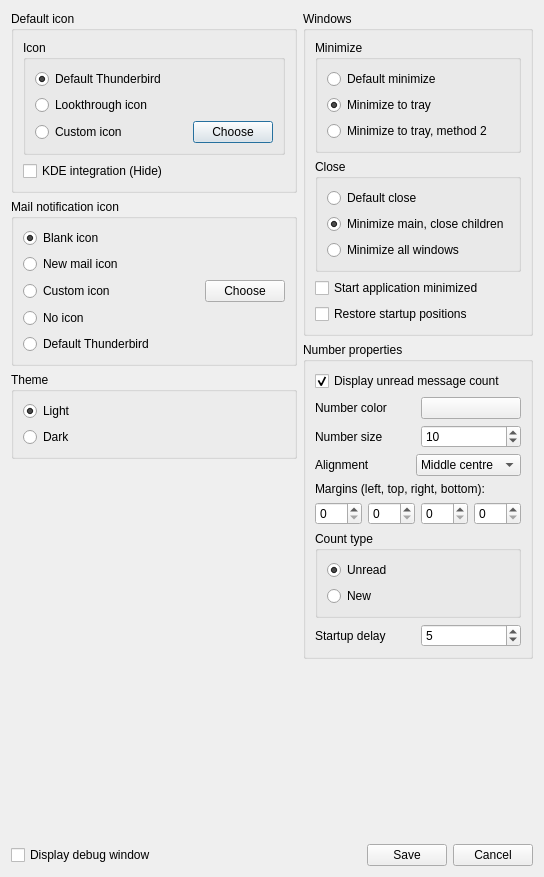
Ximi1970/systray-x, file app/SysTray-X/SysTray-X-app/preferences.ui: the form before one commit.
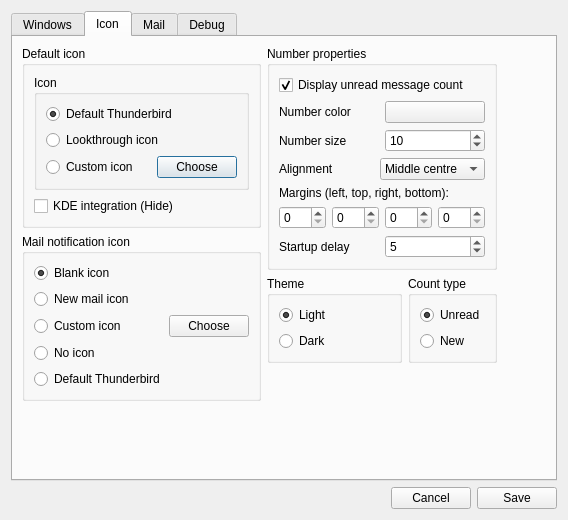
The form after the commit. The open tabs and pages were chosen to show the change. Icons and pictures are not drawn.

Commit message: Refactor preference dialog

```diff
--- a/app/SysTray-X/SysTray-X-app/preferences.ui
+++ b/app/SysTray-X/SysTray-X-app/preferences.ui
@@ -6,8 +6,8 @@
    <rect>
     <x>0</x>
     <y>0</y>
-    <width>544</width>
-    <height>877</height>
+    <width>568</width>
+    <height>520</height>
    </rect>
   </property>
   <property name="windowTitle">
@@ -17,319 +17,19 @@
    <iconset resource="SysTray-X.qrc">
     <normaloff>:/files/icons/SysTray-X.png</normaloff>:/files/icons/SysTray-X.png</iconset>
   </property>
-  <layout class="QGridLayout" name="gridLayout">
+  <layout class="QGridLayout" name="gridLayout_9">
    <item row="0" column="0">
-    <layout class="QVBoxLayout" name="verticalLayout_2">
-     <item>
-      <widget class="QGroupBox" name="defaultIconGroupBox">
-       <property name="title">
-        <string>Default icon</string>
-       </property>
-       <layout class="QVBoxLayout" name="verticalLayout_13">
-        <item>
-         <widget class="QGroupBox" name="iconGroupBox">
-          <property name="title">
-           <string>Icon</string>
-          </property>
-          <layout class="QVBoxLayout" name="verticalLayout_12">
-           <item>
-            <layout class="QVBoxLayout" name="verticalLayout_9">
-             <item>
-              <widget class="QRadioButton" name="defaultIconRadioButton">
-               <property name="text">
-                <string>Default Thunderbird</string>
-               </property>
-               <property name="checked">
-                <bool>true</bool>
-               </property>
-               <attribute name="buttonGroup">
-                <string notr="true">defaultIconTypeGroup</string>
-               </attribute>
-              </widget>
-             </item>
-             <item>
-              <widget class="QRadioButton" name="lookThroughDefaultIconRadioButton">
-               <property name="text">
-                <string>Lookthrough icon</string>
-               </property>
-               <attribute name="buttonGroup">
-                <string notr="true">defaultIconTypeGroup</string>
-               </attribute>
-              </widget>
-             </item>
-             <item>
-              <layout class="QHBoxLayout" name="horizontalLayout_4">
-               <item>
-                <widget class="QRadioButton" name="customDefaultIconRadioButton">
-                 <property name="text">
-                  <string>Custom icon</string>
-                 </property>
-                 <attribute name="buttonGroup">
-                  <string notr="true">defaultIconTypeGroup</string>
-                 </attribute>
-                </widget>
-               </item>
-               <item>
-                <widget class="QLabel" name="defaultImageLabel">
-                 <property name="text">
-                  <string/>
-                 </property>
-                </widget>
-               </item>
-               <item>
-                <widget class="QPushButton" name="chooseCustomDefaultIconButton">
-                 <property name="text">
-                  <string>Choose</string>
-                 </property>
-                 <property name="flat">
-                  <bool>false</bool>
-                 </property>
-                </widget>
-               </item>
-              </layout>
-             </item>
-            </layout>
-           </item>
-          </layout>
-         </widget>
-        </item>
-        <item>
-         <widget class="QCheckBox" name="hideDefaultIconCheckBox">
-          <property name="text">
-           <string>KDE integration (Hide)</string>
-          </property>
-          <property name="checked">
-           <bool>false</bool>
-          </property>
-         </widget>
-        </item>
-       </layout>
-      </widget>
-     </item>
-     <item>
-      <widget class="QGroupBox" name="iconTypeGroupBox">
-       <property name="title">
-        <string>Mail notification icon</string>
-       </property>
-       <layout class="QVBoxLayout" name="verticalLayout">
-        <item>
-         <layout class="QHBoxLayout" name="horizontalLayout_3">
-          <property name="sizeConstraint">
-           <enum>QLayout::SetFixedSize</enum>
-          </property>
-          <item>
-           <widget class="QRadioButton" name="blankRadioButton">
-            <property name="text">
-             <string>Blank icon</string>
-            </property>
-            <property name="checked">
-             <bool>true</bool>
-            </property>
-            <attribute name="buttonGroup">
-             <string notr="true">iconTypeGroup</string>
-            </attribute>
-           </widget>
-          </item>
-          <item>
-           <spacer name="horizontalSpacer_2">
-            <property name="orientation">
-             <enum>Qt::Horizontal</enum>
-            </property>
-            <property name="sizeHint" stdset="0">
-             <size>
-              <width>40</width>
-              <height>20</height>
-             </size>
-            </property>
-           </spacer>
-          </item>
-         </layout>
-        </item>
-        <item>
-         <layout class="QHBoxLayout" name="horizontalLayout_2">
-          <property name="sizeConstraint">
-           <enum>QLayout::SetFixedSize</enum>
-          </property>
-          <item>
-           <widget class="QRadioButton" name="newMailButton">
-            <property name="text">
-             <string>New mail icon</string>
-            </property>
-            <attribute name="buttonGroup">
-             <string notr="true">iconTypeGroup</string>
-            </attribute>
-           </widget>
-          </item>
-          <item>
-           <spacer name="horizontalSpacer">
-            <property name="orientation">
-             <enum>Qt::Horizontal</enum>
-            </property>
-            <property name="sizeHint" stdset="0">
-             <size>
-              <width>40</width>
-              <height>20</height>
-             </size>
-            </property>
-           </spacer>
-          </item>
-         </layout>
-        </item>
-        <item>
-         <layout class="QHBoxLayout" name="horizontalLayout">
-          <property name="sizeConstraint">
-           <enum>QLayout::SetMaximumSize</enum>
-          </property>
-          <item>
-           <widget class="QRadioButton" name="customRadioButton">
-            <property name="text">
-             <string>Custom icon</string>
-            </property>
-            <attribute name="buttonGroup">
-             <string notr="true">iconTypeGroup</string>
-            </attribute>
-           </widget>
-          </item>
-          <item>
-           <widget class="QLabel" name="imageLabel">
-            <property name="text">
-             <string/>
-            </property>
-           </widget>
-          </item>
-          <item>
-           <widget class="QPushButton" name="chooseCustomButton">
-            <property name="text">
-             <string>Choose</string>
-            </property>
-            <property name="flat">
-             <bool>false</bool>
-            </property>
-           </widget>
-          </item>
-         </layout>
-        </item>
-        <item>
-         <layout class="QHBoxLayout" name="horizontalLayout_8">
-          <item>
-           <widget class="QRadioButton" name="noIconRadioButton">
-            <property name="text">
-             <string>No icon</string>
-            </property>
-            <attribute name="buttonGroup">
-             <string notr="true">iconTypeGroup</string>
-            </attribute>
-           </widget>
-          </item>
-          <item>
-           <spacer name="horizontalSpacer_3">
-            <property name="orientation">
-             <enum>Qt::Horizontal</enum>
-            </property>
-            <property name="sizeHint" stdset="0">
-             <size>
-              <width>40</width>
-              <height>20</height>
-             </size>
-            </property>
-           </spacer>
-          </item>
-         </layout>
-        </item>
-        <item>
-         <layout class="QHBoxLayout" name="horizontalLayout_11">
-          <item>
-           <widget class="QRadioButton" name="tbIconRadioButton">
-            <property name="text">
-             <string>Default Thunderbird</string>
-            </property>
-            <attribute name="buttonGroup">
-             <string notr="true">iconTypeGroup</string>
-            </attribute>
-           </widget>
-          </item>
-          <item>
-           <spacer name="horizontalSpacer_5">
-            <property name="orientation">
-             <enum>Qt::Horizontal</enum>
-            </property>
-            <property name="sizeHint" stdset="0">
-             <size>
-              <width>40</width>
-              <height>20</height>
-             </size>
-            </property>
-           </spacer>
-          </item>
-         </layout>
-        </item>
-       </layout>
-      </widget>
-     </item>
-     <item>
-      <widget class="QGroupBox" name="themeGroupBox">
-       <property name="title">
-        <string>Theme</string>
-       </property>
-       <layout class="QVBoxLayout" name="verticalLayout_18">
-        <item>
-         <layout class="QVBoxLayout" name="verticalLayout_15">
-          <item>
-           <widget class="QRadioButton" name="lightRadioButton">
-            <property name="text">
-             <string>Light</string>
-            </property>
-            <property name="checked">
-             <bool>true</bool>
-            </property>
-            <attribute name="buttonGroup">
-             <string notr="true">themeGroup</string>
-            </attribute>
-           </widget>
-          </item>
-          <item>
-           <widget class="QRadioButton" name="darkRadioButton">
-            <property name="text">
-             <string>Dark</string>
-            </property>
-            <property name="checked">
-             <bool>false</bool>
-            </property>
-            <attribute name="buttonGroup">
-             <string notr="true">themeGroup</string>
-            </attribute>
-           </widget>
-          </item>
-         </layout>
-        </item>
-       </layout>
-      </widget>
-     </item>
-     <item>
-      <spacer name="verticalSpacer">
-       <property name="orientation">
-        <enum>Qt::Vertical</enum>
-       </property>
-       <property name="sizeHint" stdset="0">
-        <size>
-         <width>20</width>
-         <height>78</height>
-        </size>
-       </property>
-      </spacer>
-     </item>
-    </layout>
-   </item>
-   <item row="0" column="1">
-    <layout class="QVBoxLayout" name="verticalLayout_14">
-     <item>
-      <widget class="QGroupBox" name="groupBox">
-       <property name="title">
+    <widget class="QTabWidget" name="tabWidget">
+     <property name="currentIndex">
+      <number>2</number>
+     </property>
+     <widget class="QWidget" name="tabWindows">
+      <attribute name="title">
         <string>Windows</string>
-       </property>
-       <layout class="QVBoxLayout" name="verticalLayout_11">
-        <item>
-         <layout class="QVBoxLayout" name="verticalLayout_10">
+      </attribute>
+      <layout class="QGridLayout" name="gridLayout_5">
+       <item row="0" column="0">
+        <layout class="QVBoxLayout" name="verticalLayout_20">
           <item>
            <widget class="QGroupBox" name="groupBox_4">
             <property name="title">
@@ -448,18 +148,134 @@
           </item>
          </layout>
         </item>
-       </layout>
-      </widget>
+       <item row="0" column="1">
+        <spacer name="horizontalSpacer_9">
+         <property name="orientation">
+          <enum>Qt::Horizontal</enum>
+         </property>
+         <property name="sizeHint" stdset="0">
+          <size>
+           <width>296</width>
+           <height>20</height>
+          </size>
+         </property>
+        </spacer>
+       </item>
+       <item row="1" column="0">
+        <spacer name="verticalSpacer_6">
+         <property name="orientation">
+          <enum>Qt::Vertical</enum>
+         </property>
+         <property name="sizeHint" stdset="0">
+          <size>
+           <width>20</width>
+           <height>198</height>
+          </size>
+         </property>
+        </spacer>
+       </item>
+      </layout>
+     </widget>
+     <widget class="QWidget" name="tabIcon">
+      <attribute name="title">
+       <string>Icon</string>
+      </attribute>
+      <layout class="QGridLayout" name="gridLayout_8">
+       <item row="0" column="0">
+        <widget class="QGroupBox" name="defaultIconGroupBox">
+         <property name="title">
+          <string>Default icon</string>
+         </property>
+         <layout class="QVBoxLayout" name="verticalLayout_13">
+          <item>
+           <widget class="QGroupBox" name="iconGroupBox">
+            <property name="title">
+             <string>Icon</string>
+            </property>
+            <layout class="QVBoxLayout" name="verticalLayout_12">
+             <item>
+              <layout class="QVBoxLayout" name="verticalLayout_9">
+               <item>
+                <widget class="QRadioButton" name="defaultIconRadioButton">
+                 <property name="text">
+                  <string>Default Thunderbird</string>
+                 </property>
+                 <property name="checked">
+                  <bool>true</bool>
+                 </property>
+                 <attribute name="buttonGroup">
+                  <string notr="true">defaultIconTypeGroup</string>
+                 </attribute>
+                </widget>
      </item>
      <item>
+                <widget class="QRadioButton" name="lookThroughDefaultIconRadioButton">
+                 <property name="text">
+                  <string>Lookthrough icon</string>
+                 </property>
+                 <attribute name="buttonGroup">
+                  <string notr="true">defaultIconTypeGroup</string>
+                 </attribute>
+                </widget>
+               </item>
+               <item>
+                <layout class="QHBoxLayout" name="horizontalLayout_4">
+                 <item>
+                  <widget class="QRadioButton" name="customDefaultIconRadioButton">
+                   <property name="text">
+                    <string>Custom icon</string>
+                   </property>
+                   <attribute name="buttonGroup">
+                    <string notr="true">defaultIconTypeGroup</string>
+                   </attribute>
+                  </widget>
+                 </item>
+                 <item>
+                  <widget class="QLabel" name="defaultImageLabel">
+                   <property name="text">
+                    <string/>
+                   </property>
+                  </widget>
+                 </item>
+                 <item>
+                  <widget class="QPushButton" name="chooseCustomDefaultIconButton">
+                   <property name="text">
+                    <string>Choose</string>
+                   </property>
+                   <property name="flat">
+                    <bool>false</bool>
+                   </property>
+                  </widget>
+                 </item>
+                </layout>
+               </item>
+              </layout>
+             </item>
+            </layout>
+           </widget>
+          </item>
+          <item>
+           <widget class="QCheckBox" name="hideDefaultIconCheckBox">
+            <property name="text">
+             <string>KDE integration (Hide)</string>
+            </property>
+            <property name="checked">
+             <bool>false</bool>
+            </property>
+           </widget>
+          </item>
+         </layout>
+        </widget>
+       </item>
+       <item row="0" column="1" rowspan="3">
+        <layout class="QGridLayout" name="gridLayout_7">
+         <item row="0" column="0" colspan="3">
       <widget class="QGroupBox" name="groupBox_3">
        <property name="title">
         <string>Number properties</string>
        </property>
-       <layout class="QVBoxLayout" name="verticalLayout_8">
-        <item>
-         <layout class="QVBoxLayout" name="verticalLayout_7">
-          <item>
+           <layout class="QGridLayout" name="gridLayout_6">
+            <item row="0" column="0">
            <widget class="QCheckBox" name="showNumberCheckBox">
             <property name="text">
              <string>Display unread message count</string>
@@ -469,8 +285,10 @@
             </property>
            </widget>
           </item>
+            <item row="1" column="0">
+             <layout class="QVBoxLayout" name="verticalLayout_2">
           <item>
-           <layout class="QHBoxLayout" name="horizontalLayout_6">
+               <layout class="QHBoxLayout" name="horizontalLayoutNumColor">
             <item>
              <widget class="QLabel" name="label">
               <property name="text">
@@ -491,7 +309,7 @@
            </layout>
           </item>
           <item>
-           <layout class="QHBoxLayout" name="horizontalLayout_5">
+               <layout class="QHBoxLayout" name="horizontalLayoutNumSize">
             <item>
              <widget class="QLabel" name="label_2">
               <property name="text">
@@ -515,7 +333,7 @@
            </layout>
           </item>
           <item>
-           <layout class="QHBoxLayout" name="horizontalLayout_9">
+               <layout class="QHBoxLayout" name="horizontalLayoutAlignment">
             <item>
              <widget class="QLabel" name="numberAlignmentLabel">
               <property name="text">
@@ -577,6 +395,10 @@
             </item>
            </layout>
           </item>
+             </layout>
+            </item>
+            <item row="2" column="0">
+             <layout class="QVBoxLayout" name="verticalLayout_8">
           <item>
            <widget class="QLabel" name="numberMarginsLabel">
             <property name="text">
@@ -616,15 +438,44 @@
             </item>
            </layout>
           </item>
+             </layout>
+            </item>
+            <item row="3" column="0">
+             <layout class="QHBoxLayout" name="horizontalLayout_6">
           <item>
+               <widget class="QLabel" name="label_3">
+                <property name="text">
+                 <string>Startup delay</string>
+                </property>
+               </widget>
+              </item>
+              <item>
+               <widget class="QSpinBox" name="startupDelaySpinBox">
+                <property name="minimum">
+                 <number>0</number>
+                </property>
+                <property name="maximum">
+                 <number>99</number>
+                </property>
+                <property name="value">
+                 <number>5</number>
+                </property>
+               </widget>
+              </item>
+             </layout>
+            </item>
+           </layout>
+          </widget>
+         </item>
+         <item row="1" column="2">
            <widget class="QGroupBox" name="countTypeGroupBox">
             <property name="title">
              <string>Count type</string>
             </property>
-            <layout class="QVBoxLayout" name="verticalLayout_5">
-             <item>
               <layout class="QVBoxLayout" name="verticalLayout_6">
                <item>
+             <layout class="QVBoxLayout" name="verticalLayout_5">
+              <item>
                 <widget class="QRadioButton" name="unreadRadioButton">
                  <property name="text">
                   <string>Unread</string>
@@ -652,38 +503,7 @@
             </layout>
            </widget>
           </item>
-         </layout>
-        </item>
-        <item>
-         <layout class="QHBoxLayout" name="horizontalLayout_12">
-          <item>
-           <widget class="QLabel" name="label_3">
-            <property name="text">
-             <string>Startup delay</string>
-            </property>
-           </widget>
-          </item>
-          <item>
-           <widget class="QSpinBox" name="startupDelaySpinBox">
-            <property name="minimum">
-             <number>0</number>
-            </property>
-            <property name="maximum">
-             <number>99</number>
-            </property>
-            <property name="value">
-             <number>5</number>
-            </property>
-           </widget>
-          </item>
-         </layout>
-        </item>
-       </layout>
-      </widget>
-     </item>
-    </layout>
-   </item>
-   <item row="1" column="1">
+         <item row="2" column="1">
     <spacer name="verticalSpacer_2">
      <property name="orientation">
       <enum>Qt::Vertical</enum>
@@ -691,20 +511,327 @@
      <property name="sizeHint" stdset="0">
       <size>
        <width>20</width>
-       <height>37</height>
+             <height>40</height>
       </size>
      </property>
     </spacer>
    </item>
-   <item row="2" column="0" colspan="2">
-    <layout class="QHBoxLayout" name="horizontalLayout_7">
+         <item row="1" column="0" colspan="2">
+          <widget class="QGroupBox" name="themeGroupBox">
+           <property name="title">
+            <string>Theme</string>
+           </property>
+           <layout class="QGridLayout" name="gridLayout">
+            <item row="0" column="0">
+             <layout class="QVBoxLayout" name="verticalLayout_7">
      <item>
+               <widget class="QRadioButton" name="lightRadioButton">
+                <property name="text">
+                 <string>Light</string>
+                </property>
+                <property name="checked">
+                 <bool>true</bool>
+                </property>
+                <attribute name="buttonGroup">
+                 <string notr="true">themeGroup</string>
+                </attribute>
+               </widget>
+              </item>
+              <item>
+               <widget class="QRadioButton" name="darkRadioButton">
+                <property name="text">
+                 <string>Dark</string>
+                </property>
+                <property name="checked">
+                 <bool>false</bool>
+                </property>
+                <attribute name="buttonGroup">
+                 <string notr="true">themeGroup</string>
+                </attribute>
+               </widget>
+              </item>
+             </layout>
+            </item>
+           </layout>
+          </widget>
+         </item>
+        </layout>
+       </item>
+       <item row="1" column="0">
+        <widget class="QGroupBox" name="iconTypeGroupBox">
+         <property name="title">
+          <string>Mail notification icon</string>
+         </property>
+         <layout class="QVBoxLayout" name="verticalLayout">
+          <item>
+           <layout class="QHBoxLayout" name="horizontalLayout_3">
+            <property name="sizeConstraint">
+             <enum>QLayout::SetFixedSize</enum>
+            </property>
+            <item>
+             <widget class="QRadioButton" name="blankRadioButton">
+              <property name="text">
+               <string>Blank icon</string>
+              </property>
+              <property name="checked">
+               <bool>true</bool>
+              </property>
+              <attribute name="buttonGroup">
+               <string notr="true">iconTypeGroup</string>
+              </attribute>
+             </widget>
+            </item>
+            <item>
+             <spacer name="horizontalSpacer_2">
+              <property name="orientation">
+               <enum>Qt::Horizontal</enum>
+              </property>
+              <property name="sizeHint" stdset="0">
+               <size>
+                <width>40</width>
+                <height>20</height>
+               </size>
+              </property>
+             </spacer>
+            </item>
+           </layout>
+          </item>
+          <item>
+           <layout class="QHBoxLayout" name="horizontalLayout_2">
+            <property name="sizeConstraint">
+             <enum>QLayout::SetFixedSize</enum>
+            </property>
+            <item>
+             <widget class="QRadioButton" name="newMailButton">
+              <property name="text">
+               <string>New mail icon</string>
+              </property>
+              <attribute name="buttonGroup">
+               <string notr="true">iconTypeGroup</string>
+              </attribute>
+             </widget>
+            </item>
+            <item>
+             <spacer name="horizontalSpacer">
+              <property name="orientation">
+               <enum>Qt::Horizontal</enum>
+              </property>
+              <property name="sizeHint" stdset="0">
+               <size>
+                <width>40</width>
+                <height>20</height>
+               </size>
+              </property>
+             </spacer>
+            </item>
+           </layout>
+          </item>
+          <item>
+           <layout class="QHBoxLayout" name="horizontalLayout">
+            <property name="sizeConstraint">
+             <enum>QLayout::SetMaximumSize</enum>
+            </property>
+            <item>
+             <widget class="QRadioButton" name="customRadioButton">
+              <property name="text">
+               <string>Custom icon</string>
+              </property>
+              <attribute name="buttonGroup">
+               <string notr="true">iconTypeGroup</string>
+              </attribute>
+             </widget>
+            </item>
+            <item>
+             <widget class="QLabel" name="imageLabel">
+              <property name="text">
+               <string/>
+              </property>
+             </widget>
+            </item>
+            <item>
+             <widget class="QPushButton" name="chooseCustomButton">
+              <property name="text">
+               <string>Choose</string>
+              </property>
+              <property name="flat">
+               <bool>false</bool>
+              </property>
+             </widget>
+            </item>
+           </layout>
+          </item>
+          <item>
+           <layout class="QHBoxLayout" name="horizontalLayout_8">
+            <item>
+             <widget class="QRadioButton" name="noIconRadioButton">
+              <property name="text">
+               <string>No icon</string>
+              </property>
+              <attribute name="buttonGroup">
+               <string notr="true">iconTypeGroup</string>
+              </attribute>
+             </widget>
+            </item>
+            <item>
+             <spacer name="horizontalSpacer_3">
+              <property name="orientation">
+               <enum>Qt::Horizontal</enum>
+              </property>
+              <property name="sizeHint" stdset="0">
+               <size>
+                <width>40</width>
+                <height>20</height>
+               </size>
+              </property>
+             </spacer>
+            </item>
+           </layout>
+          </item>
+          <item>
+           <layout class="QHBoxLayout" name="horizontalLayout_11">
+            <item>
+             <widget class="QRadioButton" name="tbIconRadioButton">
+              <property name="text">
+               <string>Default Thunderbird</string>
+              </property>
+              <attribute name="buttonGroup">
+               <string notr="true">iconTypeGroup</string>
+              </attribute>
+             </widget>
+            </item>
+            <item>
+             <spacer name="horizontalSpacer_5">
+              <property name="orientation">
+               <enum>Qt::Horizontal</enum>
+              </property>
+              <property name="sizeHint" stdset="0">
+               <size>
+                <width>40</width>
+                <height>20</height>
+               </size>
+              </property>
+             </spacer>
+            </item>
+           </layout>
+          </item>
+         </layout>
+        </widget>
+       </item>
+       <item row="1" column="2">
+        <spacer name="horizontalSpacer_8">
+         <property name="orientation">
+          <enum>Qt::Horizontal</enum>
+         </property>
+         <property name="sizeHint" stdset="0">
+          <size>
+           <width>1</width>
+           <height>20</height>
+          </size>
+         </property>
+        </spacer>
+       </item>
+       <item row="2" column="0">
+        <spacer name="verticalSpacer_4">
+         <property name="orientation">
+          <enum>Qt::Vertical</enum>
+         </property>
+         <property name="sizeHint" stdset="0">
+          <size>
+           <width>20</width>
+           <height>0</height>
+          </size>
+         </property>
+        </spacer>
+       </item>
+      </layout>
+     </widget>
+     <widget class="QWidget" name="tabMail">
+      <attribute name="title">
+       <string>Mail</string>
+      </attribute>
+      <layout class="QGridLayout" name="gridLayout_4">
+       <item row="0" column="0">
+        <widget class="QLabel" name="label_4">
+         <property name="text">
+          <string>Use the preferences dialog in Thunderbird to select the accounts and folders</string>
+         </property>
+         <property name="wordWrap">
+          <bool>true</bool>
+         </property>
+        </widget>
+       </item>
+       <item row="0" column="1">
+        <spacer name="horizontalSpacer_6">
+         <property name="orientation">
+          <enum>Qt::Horizontal</enum>
+         </property>
+         <property name="sizeHint" stdset="0">
+          <size>
+           <width>265</width>
+           <height>20</height>
+          </size>
+         </property>
+        </spacer>
+       </item>
+       <item row="1" column="0">
+        <spacer name="verticalSpacer">
+         <property name="orientation">
+          <enum>Qt::Vertical</enum>
+         </property>
+         <property name="sizeHint" stdset="0">
+          <size>
+           <width>20</width>
+           <height>464</height>
+          </size>
+         </property>
+        </spacer>
+       </item>
+      </layout>
+     </widget>
+     <widget class="QWidget" name="tabDebug">
+      <attribute name="title">
+       <string>Debug</string>
+      </attribute>
+      <layout class="QGridLayout" name="gridLayout_3">
+       <item row="0" column="0">
       <widget class="QCheckBox" name="debugWindowCheckBox">
        <property name="text">
         <string>Display debug window</string>
        </property>
       </widget>
      </item>
+       <item row="0" column="1">
+        <spacer name="horizontalSpacer_7">
+         <property name="orientation">
+          <enum>Qt::Horizontal</enum>
+         </property>
+         <property name="sizeHint" stdset="0">
+          <size>
+           <width>358</width>
+           <height>20</height>
+          </size>
+         </property>
+        </spacer>
+       </item>
+       <item row="1" column="0">
+        <spacer name="verticalSpacer_3">
+         <property name="orientation">
+          <enum>Qt::Vertical</enum>
+         </property>
+         <property name="sizeHint" stdset="0">
+          <size>
+           <width>20</width>
+           <height>485</height>
+          </size>
+         </property>
+        </spacer>
+       </item>
+      </layout>
+     </widget>
+    </widget>
+   </item>
+   <item row="1" column="0">
+    <layout class="QHBoxLayout" name="horizontalLayout_13">
      <item>
       <spacer name="horizontalSpacer_4">
        <property name="orientation">
@@ -712,19 +839,14 @@
        </property>
        <property name="sizeHint" stdset="0">
         <size>
-         <width>40</width>
+         <width>369</width>
          <height>20</height>
         </size>
        </property>
       </spacer>
      </item>
      <item>
-      <widget class="QPushButton" name="savePushButton">
-       <property name="text">
-        <string>Save</string>
-       </property>
-      </widget>
-     </item>
+      <layout class="QHBoxLayout" name="horizontalLayout_7">
      <item>
       <widget class="QPushButton" name="cancelPushButton">
        <property name="text">
@@ -732,6 +854,15 @@
        </property>
       </widget>
      </item>
+       <item>
+        <widget class="QPushButton" name="savePushButton">
+         <property name="text">
+          <string>Save</string>
+         </property>
+        </widget>
+       </item>
+      </layout>
+     </item>
     </layout>
    </item>
   </layout>
```
Left out of the diff: 8 changed lines with no effect on the pictures. Lines whose indentation alone changed are shown as unchanged. The commit also changes 1 other file.
